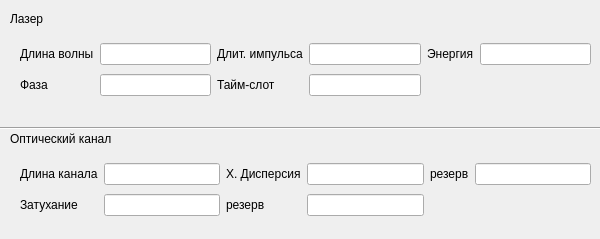
First picture: the form in subsystemparam.ui, repository Yorick2014/SimQC, before the edit.
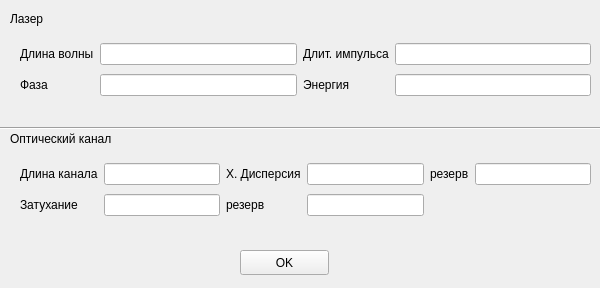
Second picture: the form after the edit.

Commit message: Added the interaction of "subsystemparam" with "components"

The edit to the form file:
```diff
--- a/subsystemparam.ui
+++ b/subsystemparam.ui
@@ -7,7 +7,7 @@
     <x>0</x>
     <y>0</y>
     <width>600</width>
-    <height>239</height>
+    <height>288</height>
    </rect>
   </property>
   <property name="windowTitle">
@@ -129,17 +129,7 @@
      </widget>
     </item>
     <item row="0" column="3">
-     <widget class="QLineEdit" name="lineEdit_3"/>
-    </item>
-    <item row="0" column="4">
-     <widget class="QLabel" name="label_6">
-      <property name="text">
-       <string>Энергия</string>
-      </property>
-     </widget>
-    </item>
-    <item row="0" column="5">
-     <widget class="QLineEdit" name="lineEdit_5"/>
+     <widget class="QLineEdit" name="lineEdit_pulseDuration"/>
     </item>
     <item row="1" column="0">
      <widget class="QLabel" name="label_3">
@@ -152,9 +142,9 @@
      <widget class="QLineEdit" name="lineEdit_2"/>
     </item>
     <item row="1" column="2">
-     <widget class="QLabel" name="label_5">
+     <widget class="QLabel" name="label_6">
       <property name="text">
-       <string>Тайм-слот</string>
+       <string>Энергия</string>
       </property>
      </widget>
     </item>
@@ -176,6 +166,19 @@
     <enum>Qt::Horizontal</enum>
    </property>
   </widget>
+  <widget class="QPushButton" name="pushButton_papram_OK">
+   <property name="geometry">
+    <rect>
+     <x>240</x>
+     <y>250</y>
+     <width>89</width>
+     <height>25</height>
+    </rect>
+   </property>
+   <property name="text">
+    <string>OK</string>
+   </property>
+  </widget>
  </widget>
  <resources/>
  <connections/>
```
Left out of the diff: 6 changed lines with no effect on the pictures. The commit also changes 4 other files.
